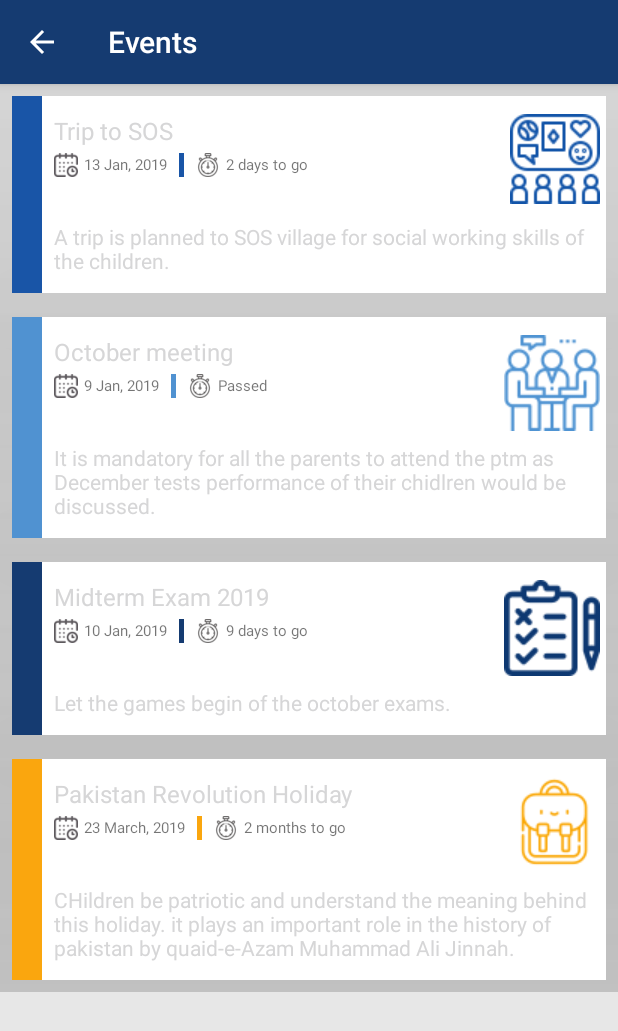
After one commit to mabdullahkhalil/soop, an Android app: the eventsActivity screen opened directly, with no data from a screen before it, on a phone screen of 412 x 824 dp. The commit adds this screen. Shown: the top 1031 px of the screen. Run offline under Robolectric (Android 15) with nearby library versions, the phone set to English and light mode, and no system bars; libraries missing offline, so code that uses them is left out: com.leo.simplearcloader; Roboto replaces fonts that are not available here; 7 statements that could not run were skipped.

Commit message:
events Layout designed and implemented

```diff
--- /dev/null
+++ b/app/src/main/java/com/something/mabdullahk/soop/events/eventsActivity.java
@@ -0,0 +1,151 @@
+package com.something.mabdullahk.soop.events;
+
+import android.support.v7.app.AppCompatActivity;
+import android.os.Bundle;
+import android.support.v7.widget.GridLayoutManager;
+import android.support.v7.widget.RecyclerView;
+import android.view.MenuItem;
+
+import com.leo.simplearcloader.ArcConfiguration;
+import com.leo.simplearcloader.SimpleArcDialog;
+import com.leo.simplearcloader.SimpleArcLoader;
+import com.something.mabdullahk.soop.HTTPrequest;
+import com.something.mabdullahk.soop.R;
+
+import org.json.JSONArray;
+import org.json.JSONException;
+import org.json.JSONObject;
+
+import java.util.ArrayList;
+import java.util.HashMap;
+import java.util.List;
+import java.util.Map;
+
+public class eventsActivity extends AppCompatActivity {
+
+    RecyclerView recyclerView;
+    List<eventsClass> events;
+    SimpleArcDialog mDialog;
+    String studentId;
+
+
+    @Override
+    protected void onCreate(Bundle savedInstanceState) {
+        super.onCreate(savedInstanceState);
+        setContentView(R.layout.activity_events);
+
+        recyclerView = findViewById(R.id.eventsRecyclerView);
+        studentId = (String) getIntent().getStringExtra("studentID");
+
+
+        GridLayoutManager eventsGrid = new GridLayoutManager(this, 1);
+        getSupportActionBar().setDisplayHomeAsUpEnabled(true);
+        getSupportActionBar().setTitle("Events");
+
+        ArcConfiguration configuration = new ArcConfiguration(this);
+        configuration.setLoaderStyle(SimpleArcLoader.STYLE.SIMPLE_ARC);
+        configuration.setText("Fetching Data..");
+        int[] colors = new int[]{R.color.colorlogo1, R.color.colorlogo2, R.color.colorlogo3, R.color.colorlogo4};
+        configuration.setColors(colors);
+        configuration.setAnimationSpeed(SimpleArcLoader.SPEED_MEDIUM);
+
+
+        mDialog = new SimpleArcDialog(this);
+        mDialog.setConfiguration(configuration);
+
+        recyclerView.setLayoutManager(eventsGrid);
+        events = new ArrayList<>();
+
+
+        events.add(new eventsClass("Trip to SOS", "13 Jan, 2019", "2 days to go", "social_activity", "A trip is planned to SOS village for social working skills of the children."));
+        events.add(new eventsClass("October meeting", "9 Jan, 2019", "Passed", "parent_teacher_meeting", "It is mandatory for all the parents to attend the ptm as December tests performance of their chidlren would be discussed."));
+        events.add(new eventsClass("Midterm Exam 2019", "10 Jan, 2019", "9 days to go", "exams", "Let the games begin of the october exams."));
+        events.add(new eventsClass("Pakistan Revolution Holiday", "23 March, 2019", "2 months to go", "holiday", "CHildren be patriotic and understand the meaning behind this holiday. it plays an important role in the history of pakistan by quaid-e-Azam Muhammad Ali Jinnah."));
+//        case "holiday":
+//        return R.color.colorlogo1;
+//        case "exams":
+//        return R.color.colorlogo2;
+//        case "function":
+//        return R.color.colorlogo1;
+//        case "social_activity":
+//        return R.color.colorlogo3;
+//        case "parent_teacher_meeting":
+
+        eventsCardAdapter myAdapter = new eventsCardAdapter(eventsActivity.this, events);
+        recyclerView.setAdapter(myAdapter);
+
+
+//        getAnnouncemnets();
+
+    }
+
+//    private void getAnnouncemnets(){
+//
+//        mDialog.show();
+//        Map<String, String> params = new HashMap<>();
+//        Map<String, String> headers = new HashMap<>();
+//
+//
+//        HTTPrequest.placeRequest("https://soop-staging.herokuapp.com/api/v1/parents/children/" + studentId + "/events", "Get", params, headers, new HTTPrequest.VolleyCallback() {
+//            @Override
+//            public void onSuccess(String result) {
+//
+//                try {
+//                    JSONObject studentsevents = new JSONObject(result);
+//                    Boolean success = studentsevents.getBoolean("success");
+//
+//                    if (success){
+//                        JSONArray eventsData = studentsevents.getJSONObject("data").getJSONArray("events");
+//
+//                        for(int i=0; i < eventsData.length() ; i++) {
+//                            JSONObject anno = eventsData.getJSONObject(i);
+//                            events.add(new announcement(
+//                                    anno.getString("teacher_name"),
+//                                    anno.getString("title"),
+//                                    anno.getString("uploaded_at"),
+//                                    anno.getString("description")
+//                            ));
+//                        }
+//
+//                        System.out.println(events+ " is the quiz list.");
+//                        if (events.size() > 0){
+//                            mDialog.dismiss();
+////                            quizzesMainView.removeView(quizzesmsg);
+//                            announcementAdapter myAdapter = new announcementAdapter(announcementActivity.this,events);
+//                            recyclerView.setAdapter(myAdapter);
+//                        } else {
+//                            mDialog.dismiss();
+////                            quizzesMainView.removeView(quizzesScroll);
+////                            quizzesmsg.setVisibility(View.VISIBLE);
+//                        }
+//
+//                    }
+//                }catch (JSONException e){
+//                    System.out.println("JSON ERROR IN QUIZZES.ajva"+e);
+//                }
+//            }
+//
+//            @Override
+//            public void onFaliure(String faliure) {
+//                System.out.println("it failed i events.java");
+//                mDialog.dismiss();
+////                quizzesMainView.removeView(quizzesScroll);
+////                quizzesmsg.setVisibility(View.VISIBLE);
+//            }
+//        },this);
+//
+//    }
+
+    @Override
+    public boolean onOptionsItemSelected(MenuItem item) {
+        switch (item.getItemId()) {
+            case android.R.id.home:
+                onBackPressed();
+                return true;
+
+            default:
+                return super.onOptionsItemSelected(item);
+        }
+    }
+
+}
--- /dev/null
+++ b/app/src/main/java/com/something/mabdullahk/soop/events/eventsCardAdapter.java
@@ -0,0 +1,79 @@
+package com.something.mabdullahk.soop.events;
+
+import android.app.Activity;
+import android.support.v7.widget.RecyclerView;
+import android.text.Html;
+import android.view.LayoutInflater;
+import android.view.View;
+import android.view.ViewGroup;
+import android.widget.ImageView;
+import android.widget.LinearLayout;
+import android.widget.TextView;
+
+import com.something.mabdullahk.soop.R;
+
+import java.util.List;
+public class eventsCardAdapter extends RecyclerView.Adapter<RecyclerView.ViewHolder>{
+
+    private Activity mContext;
+    private List<eventsClass> eventsList;
+
+    eventsCardAdapter(Activity mContext, List<eventsClass> eventsList){
+        this.mContext = mContext;
+        this.eventsList=eventsList;
+    }
+
+    @Override
+    public RecyclerView.ViewHolder onCreateViewHolder(ViewGroup parent, int viewType) {
+        System.out.println("view type::::"+ viewType);
+        View mView = LayoutInflater.from(parent.getContext()).inflate(R.layout.events_cards, parent, false);
+        return new eventsCardViewHolder(mView);
+
+    }
+
+
+
+    @Override
+    public void onBindViewHolder(final RecyclerView.ViewHolder holder, final int position) {
+        ((eventsCardViewHolder)holder).title.setText(eventsList.get(position).getTitle());
+        ((eventsCardViewHolder)holder).date.setText(eventsList.get(position).getTime());
+        ((eventsCardViewHolder)holder).description.setText(eventsList.get(position).getDescription());
+        ((eventsCardViewHolder)holder).togo.setText(eventsList.get(position).getToGo());
+        ((eventsCardViewHolder)holder).cardImage.setImageResource(eventsList.get(position).findImage());
+        ((eventsCardViewHolder)holder).middleBar.setBackgroundColor(mContext.getResources().getColor(eventsList.get(position).findColor()));
+        ((eventsCardViewHolder)holder).sideBar.setBackgroundColor(mContext.getResources().getColor(eventsList.get(position).findColor()));
+
+
+    }
+
+    @Override
+    public int getItemCount() {
+        return eventsList.size();
+    }
+}
+
+
+class eventsCardViewHolder extends RecyclerView.ViewHolder{
+    TextView title;
+    TextView date;
+    TextView description;
+    TextView togo;
+    ImageView cardImage;
+    View middleBar;
+    LinearLayout sideBar;
+
+
+    public eventsCardViewHolder(View itemView) {
+        super(itemView);
+
+        title = itemView.findViewById(R.id.eventTitle);
+        date = itemView.findViewById(R.id.eventDate);
+        description = itemView.findViewById(R.id.eventDescription);
+        togo = itemView.findViewById(R.id.eventTogoDays);
+        cardImage = itemView.findViewById(R.id.eventPicture);
+        middleBar = itemView.findViewById(R.id.eventsMiddleLine);
+        sideBar = itemView.findViewById(R.id.eventSideBar);
+
+
+    }
+}
--- /dev/null
+++ b/app/src/main/java/com/something/mabdullahk/soop/events/eventsClass.java
@@ -0,0 +1,98 @@
+package com.something.mabdullahk.soop.events;
+
+import com.something.mabdullahk.soop.R;
+
+public class eventsClass {
+
+    String title;
+    String time;
+    String toGo;
+    String type;
+    String description;
+
+
+    public eventsClass(String title, String time, String toGo, String type, String description) {
+        this.title = title;
+        this.time = time;
+        this.toGo = toGo;
+        this.type = type;
+        this.description = description;
+    }
+
+    public String getTitle() {
+        return title;
+    }
+
+    public void setTitle(String title) {
+        this.title = title;
+    }
+
+    public String getTime() {
+        return time;
+    }
+
+    public void setTime(String time) {
+        this.time = time;
+    }
+
+    public String getToGo() {
+        return toGo;
+    }
+
+    public void setToGo(String toGo) {
+        this.toGo = toGo;
+    }
+
+    public String getType() {
+        return type;
+    }
+
+    public void setType(String type) {
+        this.type = type;
+    }
+
+    public String getDescription() {
+        return description;
+    }
+
+    public void setDescription(String description) {
+        this.description = description;
+    }
+
+
+
+    public int findColor(){
+        switch (this.type){
+            case "holiday":
+                return R.color.colorlogo1;
+            case "exams":
+                return R.color.colorlogo2;
+            case "function":
+                return R.color.colorlogo1;
+            case "social_activity":
+                return R.color.colorlogo3;
+            case "parent_teacher_meeting":
+                return R.color.colorlogo4;
+
+        }
+        return R.color.colorlogo4;
+    }
+
+
+    public int findImage(){
+        switch (this.type){
+            case "holiday":
+                return R.drawable.events_holidays;
+            case "exams":
+                return R.drawable.events_exams;
+            case "function":
+                return R.drawable.events_functions;
+            case "social_activity":
+                return R.drawable.events_social;
+            case "parent_teacher_meeting":
+                return R.drawable.events_meeting;
+
+        }
+        return 0;
+    }
+}
--- a/app/src/main/java/com/something/mabdullahk/soop/studentCards.java
+++ b/app/src/main/java/com/something/mabdullahk/soop/studentCards.java
@@ -19,6 +19,7 @@ import android.widget.TextView;
 import java.util.ArrayList;
 import java.util.List;
 
+import com.something.mabdullahk.soop.events.eventsActivity;
 import com.something.mabdullahk.soop.quizzes;
 import com.something.mabdullahk.soop.student;
 import com.something.mabdullahk.soop.studentCardAdapter;
@@ -53,6 +54,7 @@ public class studentCards extends AppCompatActivity {
         LinearLayout quizLayout = (LinearLayout) findViewById(R.id.quizlayout);
         LinearLayout attendanceLayout = (LinearLayout) findViewById(R.id.attendanceLayout);
         LinearLayout announcementLayout = (LinearLayout) findViewById(R.id.announcementLayout);
+        LinearLayout eventsLayout = (LinearLayout) findViewById(R.id.eventsLayout);
 
 
         quizLayout.setOnClickListener(new View.OnClickListener() {
@@ -68,6 +70,15 @@ public class studentCards extends AppCompatActivity {
             @Override
             public void onClick(View view) {
                 Intent intent = new Intent(studentCards.this, attendanceActivity.class);
+                intent.putExtra("studentID",currentSelectedStudent.getId());
+                startActivity(intent);
+            }
+        });
+
+        eventsLayout.setOnClickListener(new View.OnClickListener() {
+            @Override
+            public void onClick(View view) {
+                Intent intent = new Intent(studentCards.this, eventsActivity.class);
                 intent.putExtra("studentID",currentSelectedStudent.getId());
                 startActivity(intent);
             }
--- /dev/null
+++ b/app/src/main/res/layout/activity_events.xml
@@ -0,0 +1,33 @@
+<?xml version="1.0" encoding="utf-8"?>
+<LinearLayout xmlns:android="http://schemas.android.com/apk/res/android"
+    xmlns:app="http://schemas.android.com/apk/res-auto"
+    xmlns:tools="http://schemas.android.com/tools"
+    android:layout_width="match_parent"
+    android:layout_height="match_parent"
+    android:orientation="vertical"
+    android:background="@color/colorgray"
+    tools:context="com.something.mabdullahk.soop.quizzes">
+
+    <ScrollView
+        android:layout_width="match_parent"
+        android:layout_height="match_parent">
+
+        <LinearLayout
+            android:layout_width="match_parent"
+            android:layout_height="match_parent"
+            android:orientation="vertical">
+
+            <android.support.v7.widget.RecyclerView
+                android:layout_width="match_parent"
+                android:layout_height="wrap_content"
+                android:id="@+id/eventsRecyclerView">
+
+
+            </android.support.v7.widget.RecyclerView>
+
+
+        </LinearLayout>
+
+    </ScrollView>
+
+</LinearLayout>
--- a/app/src/main/res/layout/activity_student_cards.xml
+++ b/app/src/main/res/layout/activity_student_cards.xml
@@ -190,7 +190,7 @@
                     android:layout_marginRight="8dp"
                     android:layout_weight="1"
                     android:elevation="4dp"
-                    android:id="@+id/academicCalendarLayout"
+                    android:id="@+id/eventsLayout"
                     android:background="@drawable/border1"
                     android:orientation="vertical" >
 
@@ -206,7 +206,7 @@
                             android:layout_width="fill_parent"
                             android:layout_height="fill_parent"
                             android:layout_weight="1"
-                            android:text="Calendar"
+                            android:text="Events"
                             android:textSize="18dp"
                             android:textStyle="bold"
                             android:textColor="@color/colorlogo1"
--- /dev/null
+++ b/app/src/main/res/layout/events_cards.xml
@@ -0,0 +1,133 @@
+<?xml version="1.0" encoding="utf-8"?>
+<LinearLayout xmlns:android="http://schemas.android.com/apk/res/android"
+    android:layout_width="match_parent"
+    android:layout_height="wrap_content"
+    android:elevation="305dp"
+    android:orientation="vertical"
+    android:layout_marginTop="8dp"
+    android:layout_marginLeft="8dp"
+    android:layout_marginRight="8dp"
+    android:background="@android:color/white"
+    android:layout_marginBottom="8dp"
+    android:id="@+id/cardEvents">
+
+
+
+    <LinearLayout
+        android:layout_width="match_parent"
+        android:layout_height="wrap_content"
+        android:orientation="horizontal">
+
+        <LinearLayout
+            android:id="@+id/eventSideBar"
+            android:layout_width="20dp"
+            android:orientation="horizontal"
+            android:layout_height="match_parent" />
+
+        <RelativeLayout
+        android:layout_width="wrap_content"
+        android:layout_height="wrap_content"
+        android:layout_marginLeft="8dp"
+        android:layout_marginTop="12dp"
+        android:layout_marginBottom="12dp"
+        android:orientation="vertical">
+
+
+        <TextView
+        android:layout_width="wrap_content"
+        android:layout_height="wrap_content"
+        android:textColor="@color/black"
+        android:textSize="16sp"
+            android:id="@+id/eventTitle"
+            android:layout_alignParentStart="true"
+            android:gravity="center"
+        android:text="Social Activity"/>
+
+
+        <LinearLayout
+        android:layout_width="wrap_content"
+        android:layout_height="wrap_content"
+        android:layout_marginTop="4dp"
+            android:id="@+id/eventDates"
+            android:gravity="center"
+        android:layout_below="@id/eventTitle"
+        android:orientation="horizontal">
+
+        <ImageView
+        android:layout_width="16dp"
+        android:layout_height="16dp"
+        android:src="@drawable/events_date"/>
+
+        <TextView
+            android:id="@+id/eventDate"
+        android:layout_width="wrap_content"
+        android:layout_height="wrap_content"
+        android:layout_marginLeft="4dp"
+        android:textSize="10sp"
+        android:text="13 - 12 January, 2019"/>
+
+        <View
+            android:id="@+id/eventsMiddleLine"
+        android:layout_width="3dp"
+        android:layout_marginLeft="8dp"
+        android:layout_height="match_parent" />
+
+        <ImageView
+        android:layout_width="16dp"
+        android:layout_height="16dp"
+        android:layout_marginLeft="8dp"
+        android:src="@drawable/events_togo"/>
+
+        <TextView
+            android:id="@+id/eventTogoDays"
+        android:layout_width="wrap_content"
+        android:layout_height="wrap_content"
+        android:layout_marginLeft="4dp"
+        android:textSize="10sp"
+        android:text="2 days to go"/>
+
+        </LinearLayout>
+
+                <TextView
+                    android:id="@+id/eventDescription"
+                    android:layout_marginTop="30dp"
+                    android:layout_width="wrap_content"
+                    android:textColor="@color/black"
+                    android:layout_height="wrap_content"
+                    android:layout_below="@id/eventDates"
+                    android:layout_alignParentLeft="true"
+                    android:textSize="14sp"
+                    android:text="This would counter the “survival instinct” and “evolution and adaptation” argu- ments mentioned above. However, von Neumann died before he was able to work on the evolution problem."/>
+
+
+
+
+            <ImageView
+                android:id="@+id/eventPicture"
+                android:layout_width="wrap_content"
+                android:layout_height="wrap_content"
+                android:src="@drawable/events_functions"
+                android:layout_marginRight="4dp"
+                android:layout_alignParentEnd="true" />
+
+        </RelativeLayout>
+
+
+
+    </LinearLayout>
+
+
+
+
+
+
+
+
+
+
+
+
+
+
+
+</LinearLayout>
--- a/app/src/main/res/values/colors.xml
+++ b/app/src/main/res/values/colors.xml
@@ -8,4 +8,5 @@
     <color name="colorlogo3">#1955A7</color>
     <color name="colorlogo4">#5092D1</color>
     <color name="colorgray">#e7e7e7</color>
+    <color name="eventCardsColor">#FAA60E</color>
 </resources>
```
Also changed, not shown: app/build.gradle (+4 -4 lines), app/src/main/AndroidManifest.xml (+5 -2 lines), app/src/main/res/drawable/events_date.png (added), app/src/main/res/drawable/events_exams.png (added), app/src/main/res/drawable/events_functions.png (added), app/src/main/res/drawable/events_holidays.png (added), app/src/main/res/drawable/events_meeting.png (added), app/src/main/res/drawable/events_social.png (added), app/src/main/res/drawable/events_togo.png (added).
